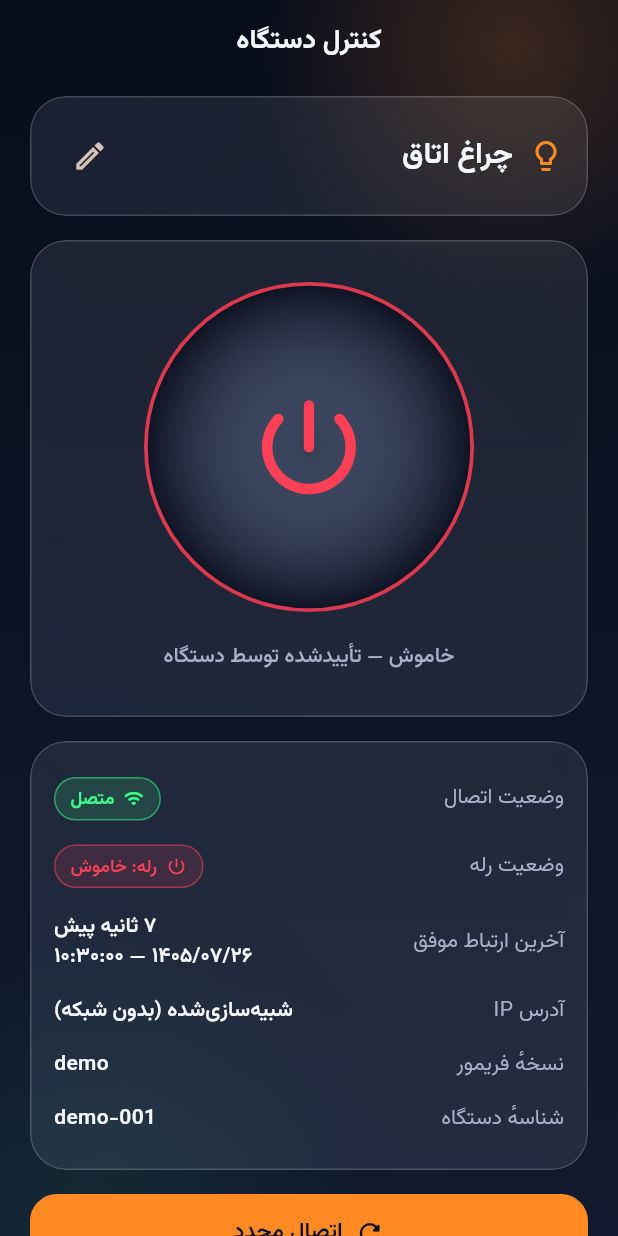
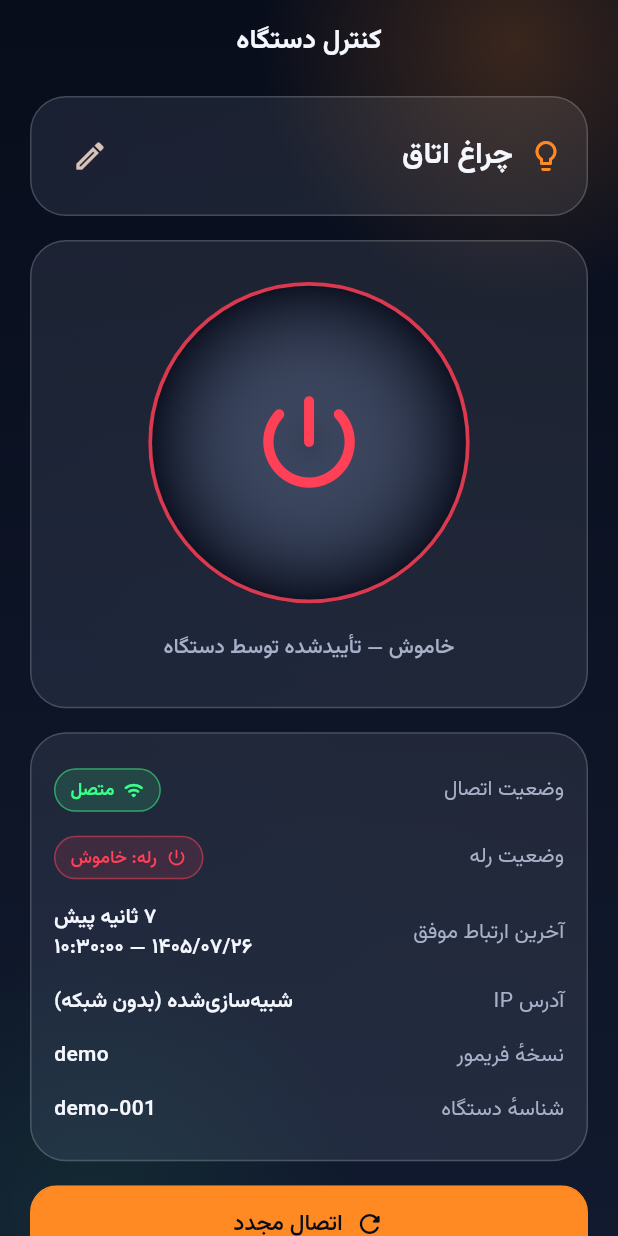
Before and after one commit to Ramanmg90/RoboLink, a Flutter app: the DeviceControlScreen screen opened by its route, on a phone screen of 412 x 824 dp. Run offline on Flutter 3.47's test engine with Material 3 defaults, Android fonts, the phone set to English and light mode, and no system bars; our stand-ins replace flutter_riverpod, go_router.

Commit message:
Layout fixes and performance optimizations

```diff
--- a/lib/core/widgets/glass_button.dart
+++ b/lib/core/widgets/glass_button.dart
@@ -63,8 +63,8 @@ class GlassButton extends StatelessWidget {
       enabled: enabled,
       label: label,
       excludeSemantics: true,
-      child: Opacity(
-        opacity: enabled || loading ? 1 : 0.55,
+      child: _Dim(
+        dim: !(enabled || loading),
         child: Material(
           type: MaterialType.transparency,
           child: Ink(
@@ -90,3 +90,13 @@ class GlassButton extends StatelessWidget {
     );
   }
 }
+
+class _Dim extends StatelessWidget {
+  const _Dim({required this.dim, required this.child});
+  final bool dim;
+  final Widget child;
+
+  @override
+  Widget build(BuildContext context) =>
+      dim ? Opacity(opacity: 0.55, child: child) : child;
+}
--- a/lib/core/widgets/glass_card.dart
+++ b/lib/core/widgets/glass_card.dart
@@ -5,8 +5,11 @@ import 'package:flutter/material.dart';
 import '../../app/theme/glass_theme.dart';
 import '../utils/color_ext.dart';
 
-/// Frosted glass panel: restrained blur, thin border, soft highlight and an
-/// optional neon glow outside the clip.
+/// Frosted glass panel: thin border, soft highlight and an optional neon glow.
+///
+/// Blur is OFF by default ([blur] = 0): cards sit on a plain gradient, so a
+/// backdrop blur would cost GPU time without changing what you see. Enable it
+/// only for surfaces that overlap content (navigation bar, dialogs).
 class GlassCard extends StatelessWidget {
   const GlassCard({
     super.key,
@@ -16,7 +19,7 @@ class GlassCard extends StatelessWidget {
     this.glow,
     this.borderColor,
     this.onTap,
-    this.blur = 12,
+    this.blur = 0,
     this.solid = false,
   });
 
@@ -37,12 +40,42 @@ class GlassCard extends StatelessWidget {
     final r = BorderRadius.circular(radius);
     final content = Padding(padding: padding, child: child);
 
+    Widget surface = DecoratedBox(
+      decoration: BoxDecoration(
+        borderRadius: r,
+        color: solid ? g.bgBottom.fade(0.92) : null,
+        border: Border.all(color: borderColor ?? g.border),
+        gradient: LinearGradient(
+          begin: Alignment.topRight,
+          end: Alignment.bottomLeft,
+          colors: [g.highlight, g.glassFill],
+        ),
+      ),
+      // A Material inside the card makes ListTile/InkWell splashes paint above
+      // the glass instead of behind the page background.
+      child: Material(
+        type: MaterialType.transparency,
+        child: onTap == null
+            ? content
+            : InkWell(onTap: onTap, borderRadius: r, child: content),
+      ),
+    );
+
+    if (blur > 0) {
+      surface = ClipRRect(
+        borderRadius: r,
+        child: BackdropFilter(
+          filter: ImageFilter.blur(sigmaX: blur, sigmaY: blur),
+          child: surface,
+        ),
+      );
+    }
+
+    if (glow == null) return surface;
     return DecoratedBox(
       decoration: BoxDecoration(
         borderRadius: r,
-        boxShadow: glow == null
-            ? null
-            : [
+        boxShadow: [
           BoxShadow(
             color: glow!.fade(g.glowOpacity),
             blurRadius: 26,
@@ -50,32 +83,7 @@ class GlassCard extends StatelessWidget {
           ),
         ],
       ),
-      child: ClipRRect(
-        borderRadius: r,
-        child: BackdropFilter(
-          filter: ImageFilter.blur(sigmaX: blur, sigmaY: blur),
-          child: DecoratedBox(
-            decoration: BoxDecoration(
-              borderRadius: r,
-              color: solid ? g.bgBottom.fade(0.9) : null,
-              border: Border.all(color: borderColor ?? g.border),
-              gradient: LinearGradient(
-                begin: Alignment.topRight,
-                end: Alignment.bottomLeft,
-                colors: [g.highlight, g.glassFill],
-              ),
-            ),
-            // A Material inside the card makes ListTile/InkWell splashes
-            // paint above the glass instead of behind the page background.
-            child: Material(
-              type: MaterialType.transparency,
-              child: onTap == null
-                  ? content
-                  : InkWell(onTap: onTap, borderRadius: r, child: content),
-            ),
-          ),
-        ),
-      ),
+      child: surface,
     );
   }
 }
--- a/lib/core/widgets/power_button.dart
+++ b/lib/core/widgets/power_button.dart
@@ -91,7 +91,8 @@ class _PowerButtonState extends State<PowerButton>
     final iconColor = g.readable(accent);
     final enabled = v != PowerVisual.pending && widget.onPressed != null;
 
-    return Semantics(
+    return RepaintBoundary(
+      child: Semantics(
       button: true,
       enabled: enabled,
       label: _semanticLabel,
@@ -126,12 +127,16 @@ class _PowerButtonState extends State<PowerButton>
               ),
             ),
             if (v == PowerVisual.pending)
-              RotationTransition(
-                turns: reduceMotion ? const AlwaysStoppedAnimation<double>(0) : _spin,
-                child: SizedBox(
-                  width: size,
-                  height: size,
-                  child: CustomPaint(painter: _ArcPainter(accent)),
+              RepaintBoundary(
+                child: RotationTransition(
+                  turns: reduceMotion
+                      ? const AlwaysStoppedAnimation<double>(0)
+                      : _spin,
+                  child: SizedBox(
+                    width: size,
+                    height: size,
+                    child: CustomPaint(painter: _ArcPainter(accent)),
+                  ),
                 ),
               ),
             Material(
@@ -159,7 +164,7 @@ class _PowerButtonState extends State<PowerButton>
           ],
         ),
       ),
-    );
+    ));
   }
 }
 
--- a/lib/core/widgets/section_widgets.dart
+++ b/lib/core/widgets/section_widgets.dart
@@ -103,3 +103,8 @@ class EmptyState extends StatelessWidget {
     );
   }
 }
+
+/// Bottom padding that keeps scrollable content clear of the glass nav bar
+/// (bar height + its margin + the system navigation inset).
+double navClearance(BuildContext context) =>
+    104 + MediaQuery.viewPaddingOf(context).bottom;
--- a/lib/features/device_control/power_panel.dart
+++ b/lib/features/device_control/power_panel.dart
@@ -62,12 +62,14 @@ class PowerPanel extends ConsumerWidget {
   Widget build(BuildContext context, WidgetRef ref) {
     final g = context.glass;
     final s = ref.watch(deviceControllerProvider);
+    final width = MediaQuery.sizeOf(context).width;
+    final buttonSize = size < width * 0.52 ? size : width * 0.52;
     return Column(
       mainAxisSize: MainAxisSize.min,
       children: [
         PowerButton(
           visual: s.visual,
-          size: size,
+          size: buttonSize,
           onPressed: s.hasDevice ? () => _onTap(context, ref) : null,
         ),
         const SizedBox(height: 18),
--- a/lib/features/devices/devices_screen.dart
+++ b/lib/features/devices/devices_screen.dart
@@ -38,7 +38,7 @@ class DevicesScreen extends ConsumerWidget {
     return SafeArea(
       bottom: false,
       child: ListView(
-        padding: const EdgeInsets.fromLTRB(20, 12, 20, 130),
+        padding: EdgeInsets.fromLTRB(20, 12, 20, navClearance(context)),
         children: [
           ScreenHeader(
             title: 'دستگاه‌ها',
--- a/lib/features/history/history_screen.dart
+++ b/lib/features/history/history_screen.dart
@@ -34,7 +34,7 @@ class HistoryScreen extends ConsumerWidget {
     return SafeArea(
       bottom: false,
       child: ListView(
-        padding: const EdgeInsets.fromLTRB(20, 12, 20, 130),
+        padding: EdgeInsets.fromLTRB(20, 12, 20, navClearance(context)),
         children: [
           ScreenHeader(
             title: 'تاریخچه',
--- a/lib/features/home/home_screen.dart
+++ b/lib/features/home/home_screen.dart
@@ -38,7 +38,7 @@ class HomeScreen extends ConsumerWidget {
     return SafeArea(
       bottom: false,
       child: ListView(
-        padding: const EdgeInsets.fromLTRB(20, 12, 20, 130),
+        padding: EdgeInsets.fromLTRB(20, 12, 20, navClearance(context)),
         children: [
           Row(
             children: [
--- a/lib/features/settings/settings_screen.dart
+++ b/lib/features/settings/settings_screen.dart
@@ -25,7 +25,7 @@ class SettingsScreen extends ConsumerWidget {
     return SafeArea(
       bottom: false,
       child: ListView(
-        padding: const EdgeInsets.fromLTRB(20, 12, 20, 130),
+        padding: EdgeInsets.fromLTRB(20, 12, 20, navClearance(context)),
         children: [
           const ScreenHeader(title: 'تنظیمات'),
           const SizedBox(height: 20),
```
Also changed, not shown: lib/app/app.dart (+12 -0 lines), 1 other file. Lines whose indentation alone changed are shown as unchanged.
